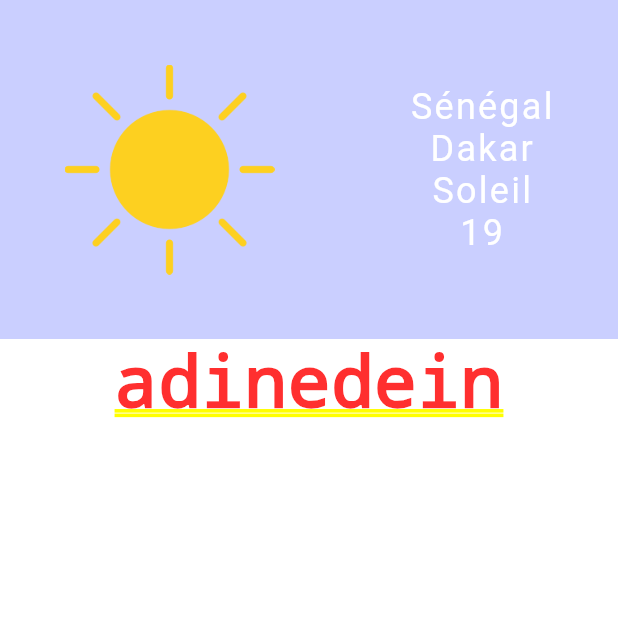
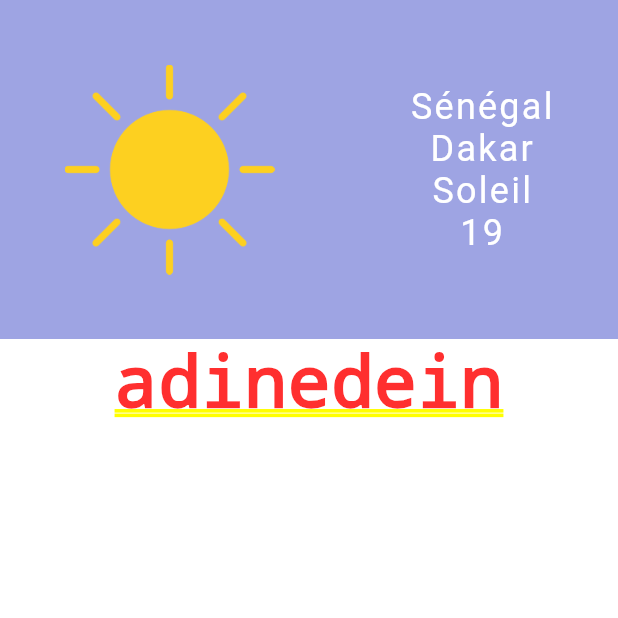
Before and after one commit to isyll/MeteoApp, a Flutter app: the screen it shows after launch, on a phone screen of 412 x 824 dp, the top half of it. Run offline on Flutter 3.47's test engine with Material 3 defaults, Android fonts, the phone set to English and light mode, and no system bars.

Commit message:
refactor: style

```diff
--- a/lib/config/theme.dart
+++ /dev/null
@@ -1,5 +0,0 @@
-import 'package:flutter/material.dart';
-
-class Theme {
-  static final appTheme = ThemeData(fontFamily: 'Roboto');
-}
--- /dev/null
+++ b/lib/config/theme_config.dart
@@ -0,0 +1,5 @@
+import 'package:flutter/material.dart';
+
+class ThemeConfig {
+  static final appTheme = ThemeData(useMaterial3: true, fontFamily: 'Roboto');
+}
--- a/lib/main.dart
+++ b/lib/main.dart
@@ -1,5 +1,6 @@
 import 'package:flutter/material.dart';
 import 'package:flutter/widgets.dart';
+import 'package:meteo_app/config/theme_config.dart';
 import 'package:meteo_app/widgets/weather_today.dart';
 
 void main() {
@@ -14,10 +15,7 @@ class MyApp extends StatelessWidget {
     return MaterialApp(
         debugShowCheckedModeBanner: false,
         title: 'Application Météo',
-        theme: ThemeData(
-            colorScheme: ColorScheme.fromSeed(seedColor: Colors.deepPurple),
-            useMaterial3: true,
-            fontFamily: 'Roboto'),
+        theme: ThemeConfig.appTheme,
         home: Column(
           crossAxisAlignment: CrossAxisAlignment.start,
           children: [WeatherToday(), const Center(child: Text('adinedein'))],
--- a/lib/widgets/weather_today.dart
+++ b/lib/widgets/weather_today.dart
@@ -19,7 +19,7 @@ class WeatherToday extends StatelessWidget {
         temperature: 19);
 
     return Container(
-      color: const Color(0x4f5563ff),
+      color: const Color.fromARGB(161, 102, 111, 210),
       child: Row(
         mainAxisAlignment: MainAxisAlignment.spaceBetween,
         children: [
```
